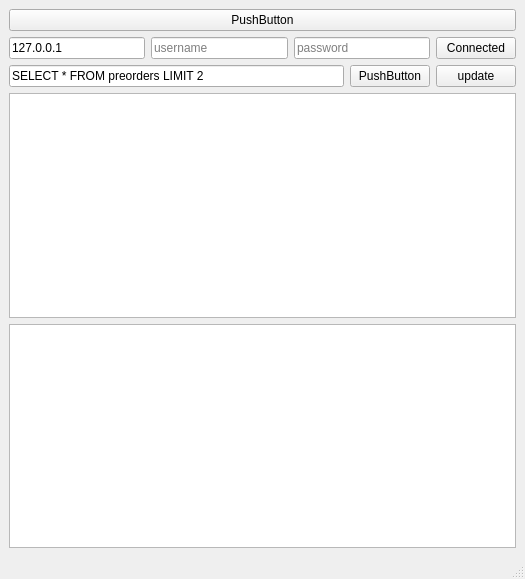
werasaimon/TransportManagers, file TransportClient/mainwindow.ui: the form before one commit.
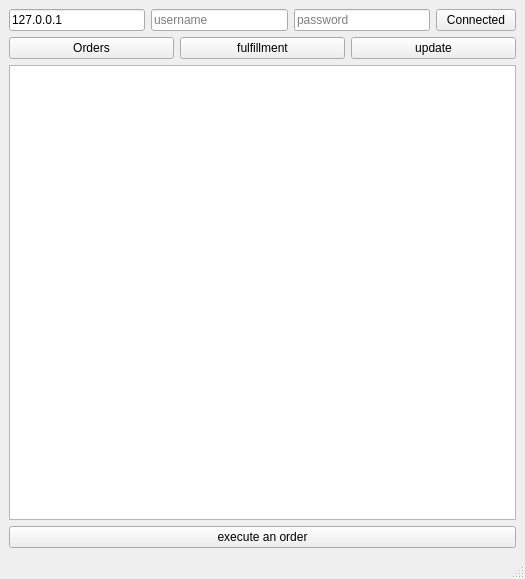
The form after the commit.

The edit to the form file:
```diff
--- a/TransportClient/mainwindow.ui
+++ b/TransportClient/mainwindow.ui
@@ -17,14 +17,32 @@
    <layout class="QGridLayout" name="gridLayout_2">
     <item row="0" column="0">
      <layout class="QGridLayout" name="gridLayout">
-      <item row="0" column="0">
-       <widget class="QPushButton" name="pushButton_test">
-        <property name="text">
-         <string>PushButton</string>
-        </property>
-       </widget>
+      <item row="1" column="0">
+       <layout class="QHBoxLayout" name="horizontalLayout_2">
+        <item>
+         <widget class="QPushButton" name="pushButton_List">
+          <property name="text">
+           <string>Orders</string>
+          </property>
+         </widget>
+        </item>
+        <item>
+         <widget class="QPushButton" name="pushButton_fulfillment">
+          <property name="text">
+           <string>fulfillment</string>
+          </property>
+         </widget>
+        </item>
+        <item>
+         <widget class="QPushButton" name="pushButton">
+          <property name="text">
+           <string>update</string>
+          </property>
+         </widget>
+        </item>
+       </layout>
       </item>
-      <item row="3" column="0">
+      <item row="2" column="0">
        <widget class="QSplitter" name="splitter">
         <property name="orientation">
          <enum>Qt::Vertical</enum>
@@ -32,7 +50,7 @@
         <widget class="QListWidget" name="listWidget_A"/>
        </widget>
       </item>
-      <item row="1" column="0">
+      <item row="0" column="0">
        <layout class="QHBoxLayout" name="horizontalLayout">
         <item>
          <widget class="QLineEdit" name="lineEdit_IP">
@@ -67,40 +85,15 @@
         </item>
        </layout>
       </item>
-      <item row="2" column="0">
-       <layout class="QHBoxLayout" name="horizontalLayout_2">
-        <item>
-         <widget class="QLineEdit" name="lineEdit_command_sql_send">
-          <property name="text">
-           <string>SELECT * FROM preorders LIMIT 2</string>
-          </property>
-         </widget>
-        </item>
-        <item>
-         <widget class="QPushButton" name="pushButton_List">
-          <property name="text">
-           <string>PushButton</string>
-          </property>
-         </widget>
-        </item>
-        <item>
-         <widget class="QPushButton" name="pushButton">
-          <property name="text">
-           <string>update</string>
-          </property>
-         </widget>
-        </item>
-       </layout>
-      </item>
-      <item row="4" column="0">
-       <widget class="QTextEdit" name="textEdit">
-        <property name="readOnly">
-         <bool>true</bool>
-        </property>
-       </widget>
-      </item>
      </layout>
     </item>
+    <item row="1" column="0">
+     <widget class="QPushButton" name="pushButton_ExtudeAnOreder">
+      <property name="text">
+       <string>execute an order</string>
+      </property>
+     </widget>
+    </item>
    </layout>
   </widget>
   <widget class="QMenuBar" name="menubar">
```
Left out of the diff: 10 changed lines with no effect on the pictures.
